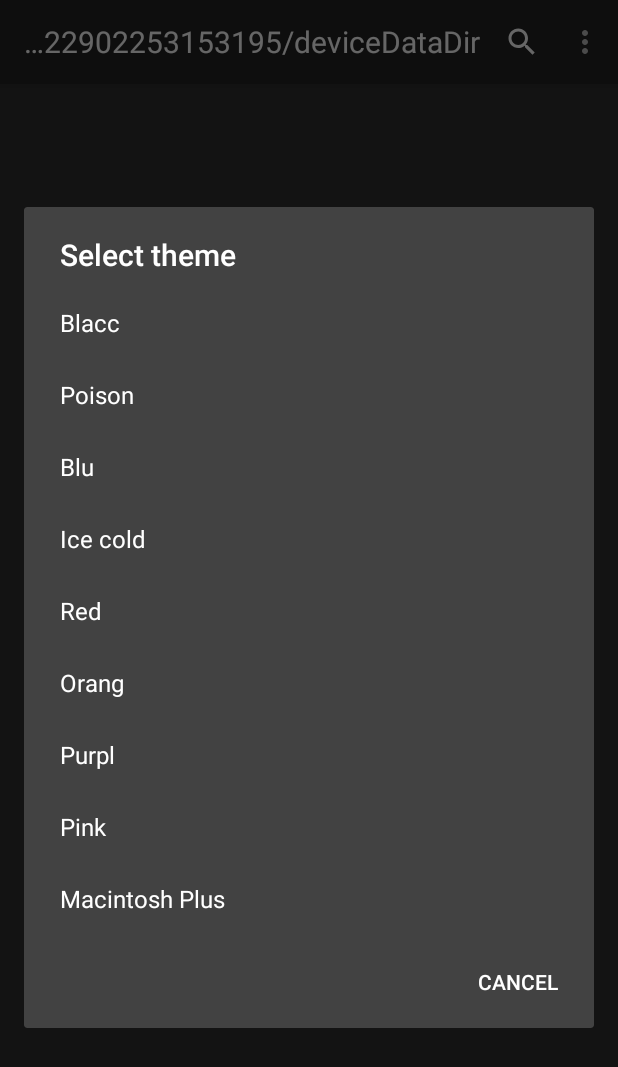
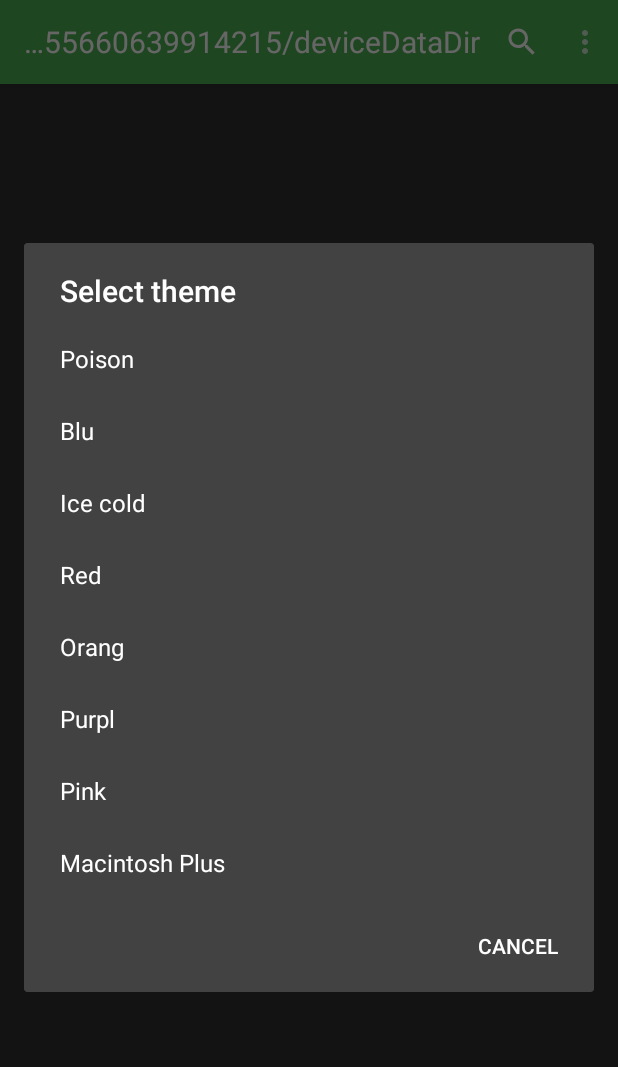
Before and after one commit to h67ma/GnarlyMusicPlayer, an Android app: the screen it shows after launch (MainActivity), in the options menu, after a tap on "Set theme", on a phone screen of 412 x 824 dp. Shown: the top 1067 px of the screen. Run offline under Robolectric (Android 15) with nearby library versions, the phone set to English and light mode, and no system bars.

Commit message:
removed blacc theme

```diff
--- a/app/src/main/java/sancho/gnarlymusicplayer/App.kt
+++ b/app/src/main/java/sancho/gnarlymusicplayer/App.kt
@@ -55,7 +55,6 @@ class App: Application()
 		)
 
 		val COLOR_RESOURCES = arrayOf(
-			R.style.AppThemeBlack,
 			R.style.AppThemeGreen,
 			R.style.AppThemeBlu,
 			R.style.AppThemeCyan,
@@ -66,7 +65,6 @@ class App: Application()
 			R.style.AppThemeMacintoshPlus)
 
 		val COLOR_NAMES = arrayOf(
-			"Blacc",
 			"Poison",
 			"Blu",
 			"Ice cold",
--- a/app/src/main/res/values/styles.xml
+++ b/app/src/main/res/values/styles.xml
@@ -1,7 +1,7 @@
 <resources>
 
     <style name="AppThemeBlack" parent="Theme.AppCompat.NoActionBar">
-        <item name="android:colorPrimary">#222222</item>
+        <item name="android:colorPrimary">#000000</item>
         <item name="android:colorPrimaryDark">#000000</item>
         <item name="android:textColor">#FFFFFF</item>
     </style>
```
